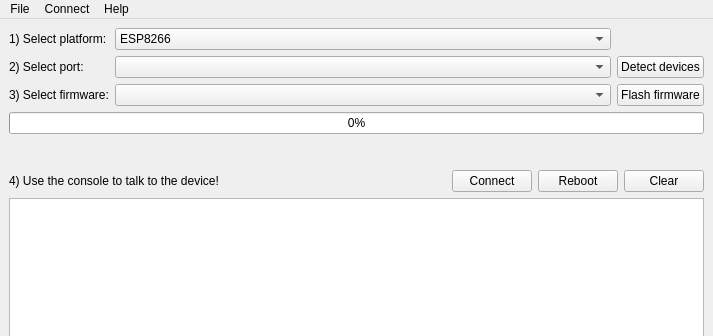
Old version of the form flashnchips/main.ui in the repository cesanta/mongoose-os; both pictures show x 0 to 713 and y 0 to 336 of the 713 by 528 pixel window.
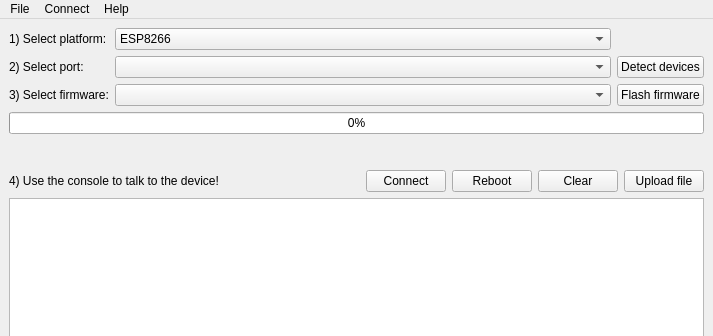
New version of the form. Icons and pictures are not drawn.

What changed in the file:
```diff
--- a/flashnchips/main.ui
+++ b/flashnchips/main.ui
@@ -98,7 +98,7 @@
      </widget>
     </item>
     <item>
-     <layout class="QHBoxLayout" name="terminalControlsLayout" stretch="0,0,0,0,0">
+     <layout class="QHBoxLayout" name="terminalControlsLayout" stretch="0,0,0,0,0,0">
       <property name="topMargin">
        <number>10</number>
       </property>
@@ -143,6 +143,13 @@
         </property>
        </widget>
       </item>
+      <item>
+       <widget class="QPushButton" name="uploadBtn">
+        <property name="text">
+         <string>Upload file</string>
+        </property>
+       </widget>
+      </item>
      </layout>
     </item>
     <item>
```
